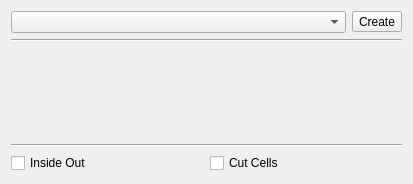
Before: the Qt Designer form src/Mod/Fem/Gui/TaskPostLinearizedStresses.ui in makkemal/FreeCAD, drawn with Qt 5.
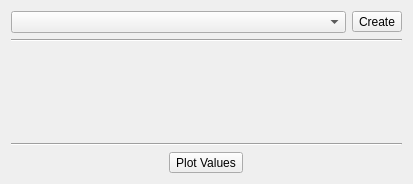
After: the same form once the commit is applied. Icons and pictures are not drawn.

Commit message: FEM: LinearizedStresses: Add plot button

What changed in the file:
```diff
--- a/src/Mod/Fem/Gui/TaskPostLinearizedStresses.ui
+++ b/src/Mod/Fem/Gui/TaskPostLinearizedStresses.ui
@@ -68,16 +68,9 @@
    <item>
     <layout class="QHBoxLayout" name="horizontalLayout_2">
      <item>
-      <widget class="QCheckBox" name="InsideOut">
+      <widget class="QToolButton" name="PlotValues">
        <property name="text">
-        <string>Inside Out</string>
-       </property>
-      </widget>
-     </item>
-     <item>
-      <widget class="QCheckBox" name="CutCells">
-       <property name="text">
-        <string>Cut Cells</string>
+        <string>Plot Values</string>
        </property>
       </widget>
      </item>
```
The commit also changes 6 other files.
